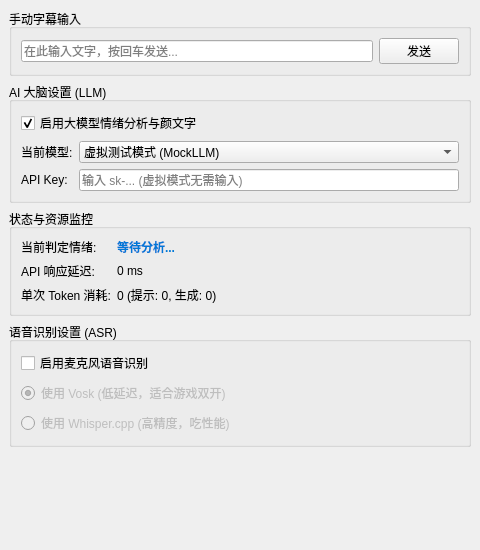
Qt form src/ui/MainWindow.ui (SleepingCatXD/Kotocord) before a commit.
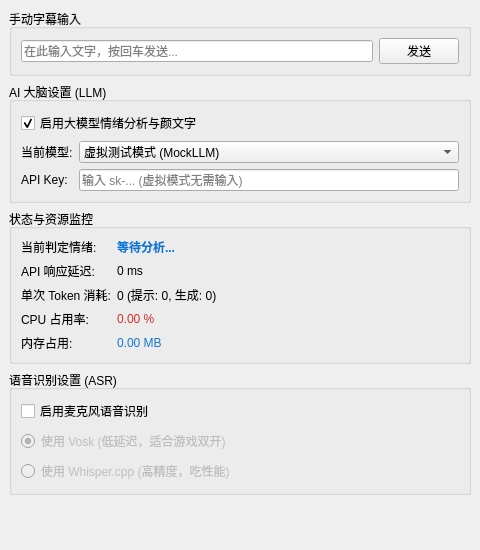
The same form after that commit.

What changed in the file:
```diff
--- a/src/ui/MainWindow.ui
+++ b/src/ui/MainWindow.ui
@@ -155,6 +155,40 @@
 									</property>
 								</widget>
 							</item>
+							<item row="3" column="0">
+								<widget class="QLabel" name="labelCpuTitle">
+									<property name="text">
+										<string>CPU 占用率:</string>
+									</property>
+								</widget>
+							</item>
+							<item row="3" column="1">
+								<widget class="QLabel" name="lblCpu">
+									<property name="text">
+										<string>0.00 %</string>
+									</property>
+									<property name="styleSheet">
+										<string>color: #D32F2F;</string>
+									</property>
+								</widget>
+							</item>
+							<item row="4" column="0">
+								<widget class="QLabel" name="labelMemTitle">
+									<property name="text">
+										<string>内存占用:</string>
+									</property>
+								</widget>
+							</item>
+							<item row="4" column="1">
+								<widget class="QLabel" name="lblMem">
+									<property name="text">
+										<string>0.00 MB</string>
+									</property>
+									<property name="styleSheet">
+										<string>color: #1976D2;</string>
+									</property>
+								</widget>
+							</item>
 						</layout>
 					</widget>
 				</item>
```
